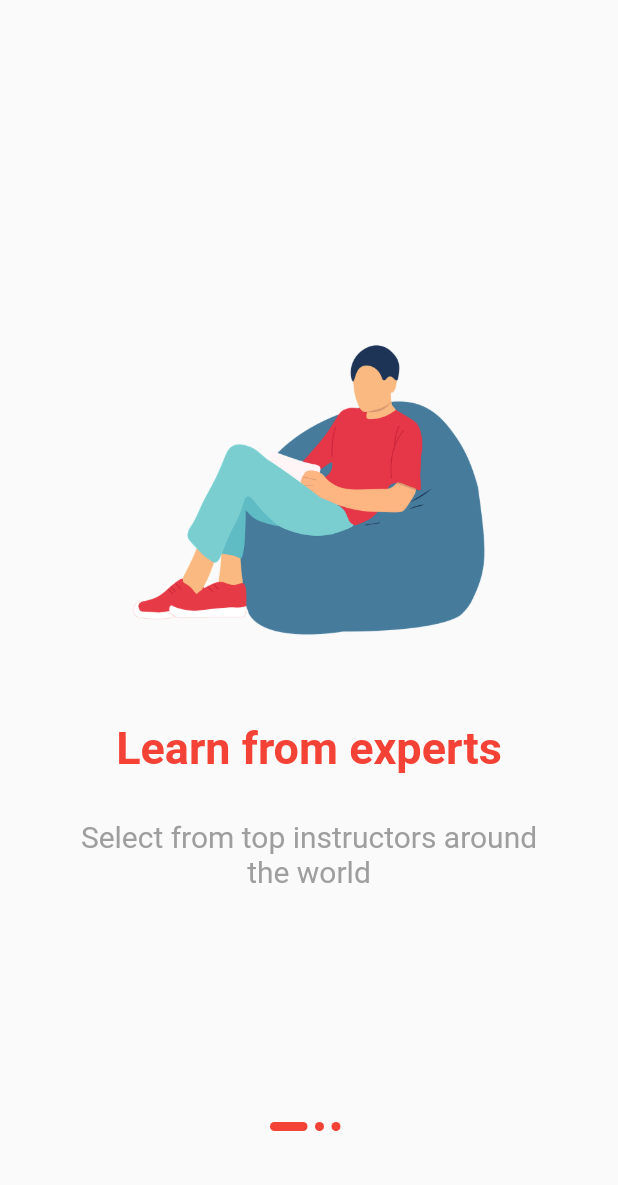
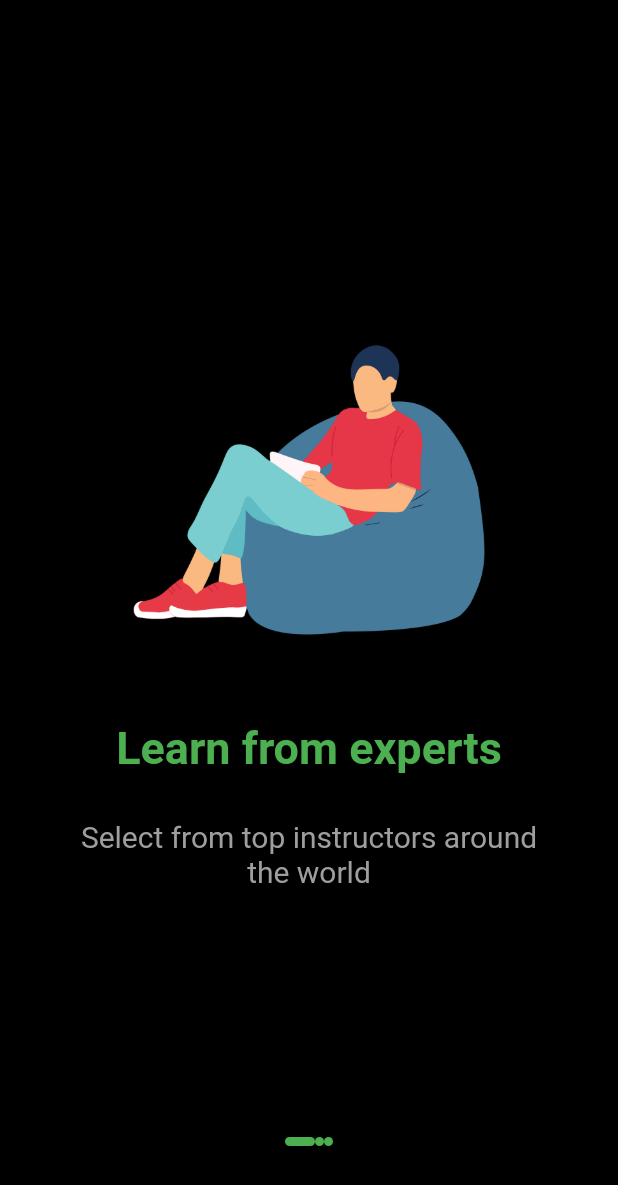
Before and after one commit to hakimbek01/introappui, a Flutter app: the screen it shows after launch, on a phone screen of 412 x 824 dp. Shown: the top 1185 px of the screen. Run offline on Flutter 3.47's test engine with Material 2 defaults, Android fonts, the phone set to English and light mode, and no system bars.

```diff
--- a/lib/pages/home_page.dart
+++ b/lib/pages/home_page.dart
@@ -12,7 +12,7 @@ class _HomePageState extends State<HomePage> {
   Widget build(BuildContext context) {
     return Scaffold(
       body: Center(
-        child: Text("\u{1f595}",style: TextStyle(fontSize: 130),),
+        child: Text("Welkome to",style: TextStyle(fontSize: 60),),
       ),
     );
   }
--- a/lib/pages/intro_page.dart
+++ b/lib/pages/intro_page.dart
@@ -1,8 +1,6 @@
-import 'package:flutter/cupertino.dart';
 import 'package:flutter/material.dart';
 import 'package:introappui/pages/home_page.dart';
-
-import '../utils/strings.dart';
+import 'package:introappui/utils/strings.dart';
 
 class IntroPage extends StatefulWidget {
   const IntroPage({Key? key}) : super(key: key);
@@ -14,79 +12,78 @@ class IntroPage extends StatefulWidget {
 class _IntroPageState extends State<IntroPage> {
   PageController? _pageController;
   int _pageIndex=0;
-
   @override
   Widget build(BuildContext context) {
     return Scaffold(
+      backgroundColor: Colors.black,
       body: Stack(
         alignment: Alignment.bottomCenter,
         children: [
           PageView(
             controller: _pageController,
-            onPageChanged: (int value) {
+            onPageChanged: (value) {
               setState(() {
                 _pageIndex=value;
               });
             },
             children: [
-              _makePage(
+                _item(
                   image: 'assets/images/image_1.png',
                   title: Strings.stepOneTitle,
-                  content: Strings.stepOneContent
+                  content: Strings.stepOneContent,
                 ),
-              _makePage(
+              _item(
                 image: 'assets/images/image_2.png',
                 title: Strings.stepTwoTitle,
-                  content: Strings.stepTwoContent
-              ),
-              _makePage(
+                content: Strings.stepTwoContent,
+              ),_item(
                 image: 'assets/images/image_3.png',
                 title: Strings.stepThreeTitle,
-                  content: Strings.stepTwoContent,
-                  reverse: true
+                content: Strings.stepThreeContent,
               ),
-
             ],
           ),
           Column(
             mainAxisAlignment: MainAxisAlignment.end,
             children: [
-              //skip,
+              //skip
               Visibility(
-                visible: (_pageIndex==2) ? true: false,
+                visible: (_pageIndex==2)?true:false,
                 child: Row(
                   mainAxisAlignment: MainAxisAlignment.end,
                   children: [
                     TextButton(
-                      onPressed: (){
-                        Navigator.push(context, CupertinoPageRoute(builder: (context) => HomePage(),));
+                        onPressed: () {
+                          setState(() {
+                            Navigator.push(context, MaterialPageRoute(builder: (context) => HomePage(),));
+                          });
                         },
                         child: Padding(
                             padding: EdgeInsets.symmetric(horizontal: 20),
-                        child: Text("Skip",style: TextStyle(color: Colors.red,fontSize: 18,fontWeight: FontWeight.w400),),
-                      ),
+                            child: Text("Skip",style: TextStyle(color: Colors.red,),)
+                        )
                     )
                   ],
                 ),
               ),
               //indicator
-              Container(
-                margin: EdgeInsets.only(bottom: 70),
+              Padding(
+                padding: const EdgeInsets.only(bottom: 60),
                 child: Row(
                   mainAxisAlignment: MainAxisAlignment.center,
-                  children: _builIndicator(),
+                  children: _funk()
                 ),
               )
             ],
-          ),
+          )
         ],
       ),
     );
   }
 
-  Widget _makePage({image, title, content, reverse = false}) {
+  Widget _item({image, title, content, reverse = false}) {
     return Container(
-      padding: const EdgeInsets.only(left: 50,right: 50,bottom: 60,),
+      padding: const EdgeInsets.only(right: 50,left: 50,bottom: 60),
       child: Column(
         mainAxisAlignment: MainAxisAlignment.center,
         children: [
@@ -96,39 +93,55 @@ class _IntroPageState extends State<IntroPage> {
             child: Image.asset(image),
           ),
           const SizedBox(height: 10,),
-          Text(title,textAlign: TextAlign.center,style: const TextStyle(color: Colors.red,fontSize: 30,fontWeight: FontWeight.bold),),
+          Text(
+            title,
+            textAlign: TextAlign.center,
+            style: const TextStyle(
+              color: Colors.green,
+              fontSize: 30,
+              fontWeight: FontWeight.bold
+            ),
+          ),
           const SizedBox(height: 30,),
-          Text(content,textAlign: TextAlign.center,style: const TextStyle(color: Colors.grey,fontSize: 20,fontWeight: FontWeight.w400),)
+          Text(
+            content,
+            textAlign: TextAlign.center,
+            style: const TextStyle(
+              color: Colors.grey,
+              fontSize: 20,
+              fontWeight: FontWeight.w400
+            ),
+          ),
         ],
       ),
     );
   }
 
-  Widget _indicator(bool isActive) {
+  Widget _indicator(bool tekshir) {
     return AnimatedContainer(
-      duration: Duration(milliseconds: 300),
       height: 6,
-      width: (isActive)? 25: 6,
-      margin: EdgeInsets.only(right: 5),
+      width: (tekshir)?20:6,
+      duration: Duration(milliseconds: 200),
+      padding: EdgeInsets.only(bottom: 60),
       decoration: BoxDecoration(
-        color: Colors.red,
+        color: Colors.green,
         borderRadius: BorderRadius.circular(5)
       ),
     );
   }
 
-
-
-
-  List<Widget> _builIndicator() {
+  List<Widget> _funk() {
     List<Widget> indicator=[];
-    for (var i=0;3>i;i++) {
-      if (i==_pageIndex) {
+    for (var a=0;3>a;a++) {
+      if (_pageIndex==a) {
         indicator.add(_indicator(true));
       } else {
         indicator.add(_indicator(false));
       }
     }
+
     return indicator;
   }
+
+
 }
```
Lines whose indentation alone changed are shown as unchanged.
